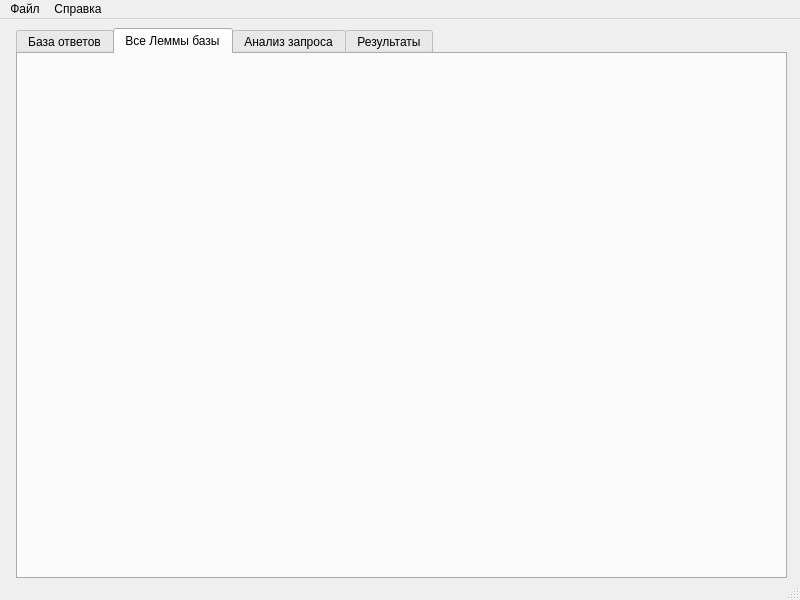
Qt form src/info_service/info_service.ui (PaiNt-git/study.mag_diploma) before a commit.
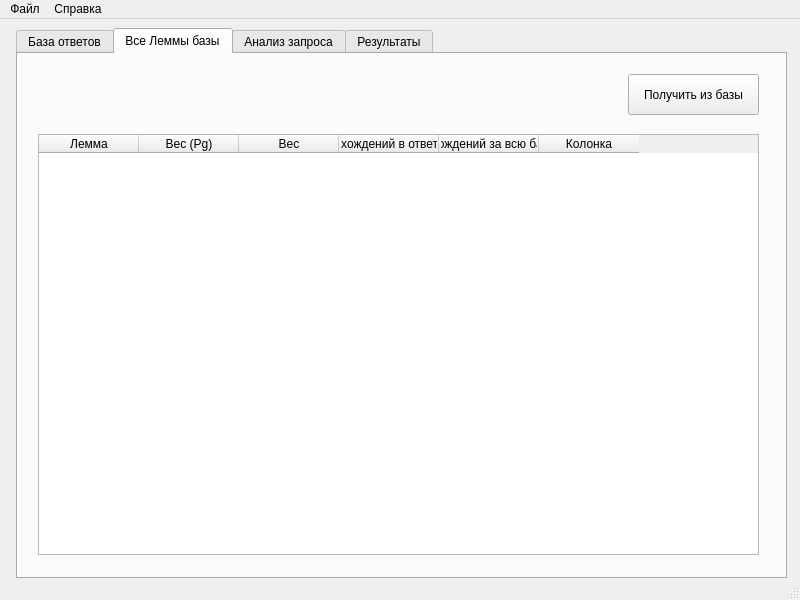
The same form after that commit.

```diff
--- a/src/info_service/info_service.ui
+++ b/src/info_service/info_service.ui
@@ -35,6 +35,62 @@
      <attribute name="title">
       <string>Все Леммы базы</string>
      </attribute>
+     <widget class="QTableWidget" name="AllLemmsTable">
+      <property name="geometry">
+       <rect>
+        <x>20</x>
+        <y>80</y>
+        <width>721</width>
+        <height>421</height>
+       </rect>
+      </property>
+      <attribute name="horizontalHeaderCascadingSectionResizes">
+       <bool>false</bool>
+      </attribute>
+      <column>
+       <property name="text">
+        <string>Лемма</string>
+       </property>
+      </column>
+      <column>
+       <property name="text">
+        <string>Вес (Pg)</string>
+       </property>
+      </column>
+      <column>
+       <property name="text">
+        <string>Вес</string>
+       </property>
+      </column>
+      <column>
+       <property name="text">
+        <string>Вхождений в ответе</string>
+       </property>
+      </column>
+      <column>
+       <property name="text">
+        <string>Вхождений за всю базу</string>
+       </property>
+      </column>
+      <column>
+       <property name="text">
+        <string>Колонка</string>
+       </property>
+      </column>
+     </widget>
+     <widget class="QPushButton" name="GetLemmsFromBaseButton">
+      <property name="geometry">
+       <rect>
+        <x>610</x>
+        <y>20</y>
+        <width>131</width>
+        <height>41</height>
+       </rect>
+      </property>
+      <property name="text">
+       <string>Получить из базы</string>
+      </property>
+     </widget>
     </widget>
     <widget class="QWidget" name="SearchQueryManagement">
      <attribute name="title">
```
Left out of the diff: 3 changed lines with no effect on the pictures.
